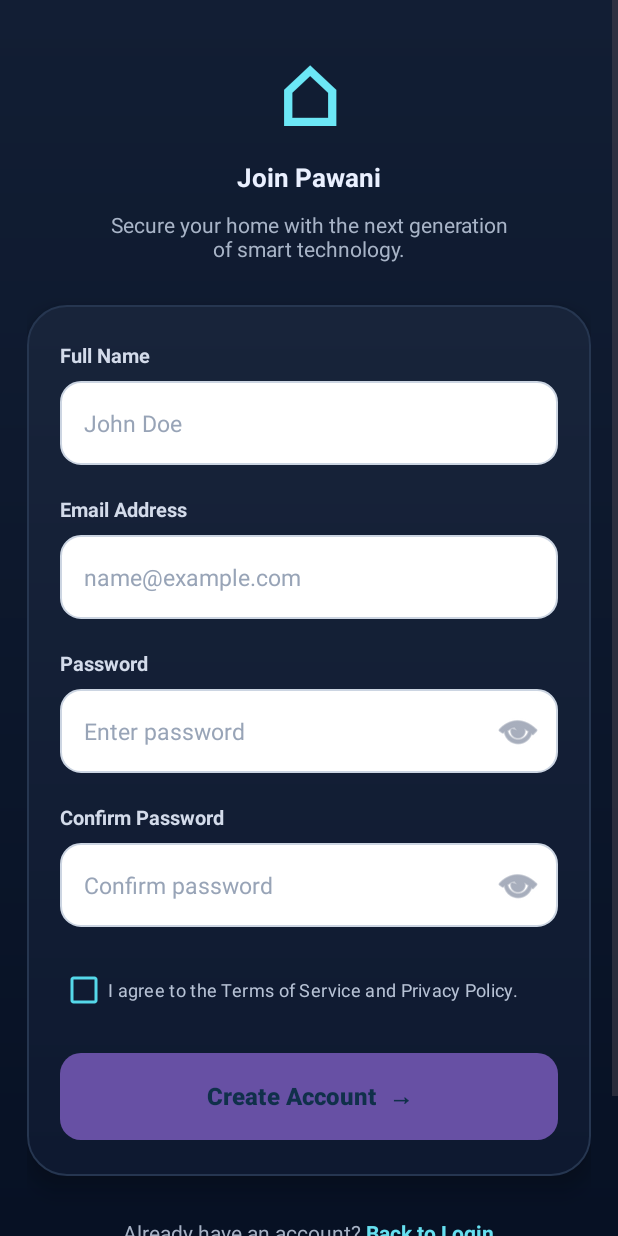
After one commit to DISHMI2003/SCS3311-SmartHome, an Android app: the RegisterActivity screen opened directly, with no data from a screen before it, on a phone screen of 412 x 824 dp. The commit adds this screen. Run offline under Robolectric (Android 15) with nearby library versions, the light colour scheme and no system bars.

Commit message:
Created registration screen UI

```diff
--- a/app/src/main/java/com/example/smarthome/LoginActivity.kt
+++ b/app/src/main/java/com/example/smarthome/LoginActivity.kt
@@ -20,7 +20,6 @@ class LoginActivity : AppCompatActivity() {
     private lateinit var tvForgotPassword: TextView
     private lateinit var tvRegister: TextView
 
-
     private var isPasswordVisible = false
 
     override fun onCreate(savedInstanceState: Bundle?) {
@@ -40,10 +39,10 @@ class LoginActivity : AppCompatActivity() {
         btnShowPassword = findViewById(R.id.btnShowPassword)
         tvForgotPassword = findViewById(R.id.tvForgotPassword)
         tvRegister = findViewById(R.id.tvRegister)
-
     }
 
     private fun setupClickListeners() {
+
         btnSignIn.setOnClickListener {
             validateLogin()
         }
@@ -61,42 +60,29 @@ class LoginActivity : AppCompatActivity() {
         }
 
         tvRegister.setOnClickListener {
-            Toast.makeText(
-                this,
-                "Registration screen will be created next",
-                Toast.LENGTH_SHORT
-            ).show()
-
-            /*
-            After creating RegisterActivity, replace the Toast with:
-
             val intent = Intent(this, RegisterActivity::class.java)
             startActivity(intent)
-            */
         }
-
-
-
     }
 
     private fun togglePasswordVisibility() {
         isPasswordVisible = !isPasswordVisible
 
-        if (isPasswordVisible) {
-            etPassword.inputType =
-                InputType.TYPE_CLASS_TEXT or
-                        InputType.TYPE_TEXT_VARIATION_VISIBLE_PASSWORD
-
-            btnShowPassword.contentDescription = "Hide password"
+        etPassword.inputType = if (isPasswordVisible) {
+            InputType.TYPE_CLASS_TEXT or
+                    InputType.TYPE_TEXT_VARIATION_VISIBLE_PASSWORD
         } else {
-            etPassword.inputType =
-                InputType.TYPE_CLASS_TEXT or
-                        InputType.TYPE_TEXT_VARIATION_PASSWORD
-
-            btnShowPassword.contentDescription = "Show password"
+            InputType.TYPE_CLASS_TEXT or
+                    InputType.TYPE_TEXT_VARIATION_PASSWORD
         }
 
-        // Keep the cursor at the end of the password
+        btnShowPassword.contentDescription =
+            if (isPasswordVisible) {
+                "Hide password"
+            } else {
+                "Show password"
+            }
+
         etPassword.setSelection(etPassword.text.length)
     }
 
@@ -124,7 +110,8 @@ class LoginActivity : AppCompatActivity() {
             }
 
             password.length < 6 -> {
-                etPassword.error = "Password must contain at least 6 characters"
+                etPassword.error =
+                    "Password must contain at least 6 characters"
                 etPassword.requestFocus()
             }
 
--- /dev/null
+++ b/app/src/main/java/com/example/smarthome/RegisterActivity.kt
@@ -0,0 +1,223 @@
+package com.example.smarthome
+
+import android.content.Intent
+import android.os.Bundle
+import android.text.InputType
+import android.util.Patterns
+import android.widget.Button
+import android.widget.CheckBox
+import android.widget.EditText
+import android.widget.ImageButton
+import android.widget.TextView
+import android.widget.Toast
+import androidx.appcompat.app.AppCompatActivity
+
+class RegisterActivity : AppCompatActivity() {
+
+    private lateinit var etFullName: EditText
+    private lateinit var etEmail: EditText
+    private lateinit var etPassword: EditText
+    private lateinit var etConfirmPassword: EditText
+
+    private lateinit var btnShowPassword: ImageButton
+    private lateinit var btnShowConfirmPassword: ImageButton
+    private lateinit var btnCreateAccount: Button
+    private lateinit var btnHelp: Button
+    private lateinit var btnLanguage: Button
+
+    private lateinit var cbTerms: CheckBox
+    private lateinit var tvBackToLogin: TextView
+
+    private var isPasswordVisible = false
+    private var isConfirmPasswordVisible = false
+
+    override fun onCreate(savedInstanceState: Bundle?) {
+        super.onCreate(savedInstanceState)
+
+        supportActionBar?.hide()
+        setContentView(R.layout.activity_register)
+
+        initializeViews()
+        setupClickListeners()
+    }
+
+    private fun initializeViews() {
+        etFullName = findViewById(R.id.etFullName)
+        etEmail = findViewById(R.id.etRegisterEmail)
+        etPassword = findViewById(R.id.etRegisterPassword)
+        etConfirmPassword = findViewById(R.id.etConfirmPassword)
+
+        btnShowPassword = findViewById(R.id.btnShowRegisterPassword)
+        btnShowConfirmPassword = findViewById(R.id.btnShowConfirmPassword)
+        btnCreateAccount = findViewById(R.id.btnCreateAccount)
+        btnHelp = findViewById(R.id.btnHelp)
+        btnLanguage = findViewById(R.id.btnLanguage)
+
+        cbTerms = findViewById(R.id.cbTerms)
+        tvBackToLogin = findViewById(R.id.tvBackToLogin)
+    }
+
+    private fun setupClickListeners() {
+        btnShowPassword.setOnClickListener {
+            togglePasswordVisibility()
+        }
+
+        btnShowConfirmPassword.setOnClickListener {
+            toggleConfirmPasswordVisibility()
+        }
+
+        btnCreateAccount.setOnClickListener {
+            validateRegistration()
+        }
+
+        tvBackToLogin.setOnClickListener {
+            openLoginScreen()
+        }
+
+        btnHelp.setOnClickListener {
+            Toast.makeText(
+                this,
+                "Help information will be added later",
+                Toast.LENGTH_SHORT
+            ).show()
+        }
+
+        btnLanguage.setOnClickListener {
+            Toast.makeText(
+                this,
+                "Language selection will be added later",
+                Toast.LENGTH_SHORT
+            ).show()
+        }
+    }
+
+    private fun togglePasswordVisibility() {
+        isPasswordVisible = !isPasswordVisible
+
+        etPassword.inputType = if (isPasswordVisible) {
+            InputType.TYPE_CLASS_TEXT or
+                    InputType.TYPE_TEXT_VARIATION_VISIBLE_PASSWORD
+        } else {
+            InputType.TYPE_CLASS_TEXT or
+                    InputType.TYPE_TEXT_VARIATION_PASSWORD
+        }
+
+        btnShowPassword.contentDescription =
+            if (isPasswordVisible) "Hide password" else "Show password"
+
+        etPassword.setSelection(etPassword.text.length)
+    }
+
+    private fun toggleConfirmPasswordVisibility() {
+        isConfirmPasswordVisible = !isConfirmPasswordVisible
+
+        etConfirmPassword.inputType = if (isConfirmPasswordVisible) {
+            InputType.TYPE_CLASS_TEXT or
+                    InputType.TYPE_TEXT_VARIATION_VISIBLE_PASSWORD
+        } else {
+            InputType.TYPE_CLASS_TEXT or
+                    InputType.TYPE_TEXT_VARIATION_PASSWORD
+        }
+
+        btnShowConfirmPassword.contentDescription =
+            if (isConfirmPasswordVisible) {
+                "Hide confirm password"
+            } else {
+                "Show confirm password"
+            }
+
+        etConfirmPassword.setSelection(etConfirmPassword.text.length)
+    }
+
+    private fun validateRegistration() {
+        val fullName = etFullName.text.toString().trim()
+        val email = etEmail.text.toString().trim()
+        val password = etPassword.text.toString()
+        val confirmPassword = etConfirmPassword.text.toString()
+
+        clearErrors()
+
+        when {
+            fullName.isEmpty() -> {
+                etFullName.error = "Full name is required"
+                etFullName.requestFocus()
+            }
+
+            fullName.length < 3 -> {
+                etFullName.error = "Enter a valid full name"
+                etFullName.requestFocus()
+            }
+
+            email.isEmpty() -> {
+                etEmail.error = "Email address is required"
+                etEmail.requestFocus()
+            }
+
+            !Patterns.EMAIL_ADDRESS.matcher(email).matches() -> {
+                etEmail.error = "Enter a valid email address"
+                etEmail.requestFocus()
+            }
+
+            password.isEmpty() -> {
+                etPassword.error = "Password is required"
+                etPassword.requestFocus()
+            }
+
+            password.length < 6 -> {
+                etPassword.error =
+                    "Password must contain at least 6 characters"
+                etPassword.requestFocus()
+            }
+
+            confirmPassword.isEmpty() -> {
+                etConfirmPassword.error = "Confirm your password"
+                etConfirmPassword.requestFocus()
+            }
+
+            password != confirmPassword -> {
+                etConfirmPassword.error = "Passwords do not match"
+                etConfirmPassword.requestFocus()
+            }
+
+            !cbTerms.isChecked -> {
+                Toast.makeText(
+                    this,
+                    "Please accept the Terms of Service and Privacy Policy",
+                    Toast.LENGTH_LONG
+                ).show()
+            }
+
+            else -> {
+                performTemporaryRegistration(fullName)
+            }
+        }
+    }
+
+    private fun clearErrors() {
+        etFullName.error = null
+        etEmail.error = null
+        etPassword.error = null
+        etConfirmPassword.error = null
+    }
+
+    private fun performTemporaryRegistration(fullName: String) {
+        Toast.makeText(
+            this,
+            "Account created successfully for $fullName",
+            Toast.LENGTH_SHORT
+        ).show()
+
+        openLoginScreen()
+    }
+
+    private fun openLoginScreen() {
+        val intent = Intent(this, LoginActivity::class.java)
+
+        intent.flags =
+            Intent.FLAG_ACTIVITY_CLEAR_TOP or
+                    Intent.FLAG_ACTIVITY_SINGLE_TOP
+
+        startActivity(intent)
+        finish()
+    }
+}
--- /dev/null
+++ b/app/src/main/res/drawable/create_account_button_background.xml
@@ -0,0 +1,13 @@
+<?xml version="1.0" encoding="utf-8"?>
+<shape xmlns:android="http://schemas.android.com/apk/res/android"
+    android:shape="rectangle">
+
+    <gradient
+        android:angle="0"
+        android:endColor="#4163E8"
+        android:startColor="#32D8E7"
+        android:type="linear" />
+
+    <corners android:radius="14dp" />
+
+</shape>
--- /dev/null
+++ b/app/src/main/res/drawable/register_card_background.xml
@@ -0,0 +1,17 @@
+<?xml version="1.0" encoding="utf-8"?>
+<shape xmlns:android="http://schemas.android.com/apk/res/android"
+    android:shape="rectangle">
+
+    <gradient
+        android:angle="270"
+        android:endColor="#0E1930"
+        android:startColor="#18243A"
+        android:type="linear" />
+
+    <stroke
+        android:width="1dp"
+        android:color="#263650" />
+
+    <corners android:radius="26dp" />
+
+</shape>
--- /dev/null
+++ b/app/src/main/res/drawable/register_footer_button_background.xml
@@ -0,0 +1,13 @@
+<?xml version="1.0" encoding="utf-8"?>
+<shape xmlns:android="http://schemas.android.com/apk/res/android"
+    android:shape="rectangle">
+
+    <solid android:color="#101B30" />
+
+    <stroke
+        android:width="1dp"
+        android:color="#263650" />
+
+    <corners android:radius="18dp" />
+
+</shape>
--- /dev/null
+++ b/app/src/main/res/drawable/register_input_background.xml
@@ -0,0 +1,13 @@
+<?xml version="1.0" encoding="utf-8"?>
+<shape xmlns:android="http://schemas.android.com/apk/res/android"
+    android:shape="rectangle">
+
+    <solid android:color="#FFFFFF" />
+
+    <stroke
+        android:width="1dp"
+        android:color="#CCD5E2" />
+
+    <corners android:radius="13dp" />
+
+</shape>
--- /dev/null
+++ b/app/src/main/res/drawable/register_screen_background.xml
@@ -0,0 +1,11 @@
+<?xml version="1.0" encoding="utf-8"?>
+<shape xmlns:android="http://schemas.android.com/apk/res/android"
+    android:shape="rectangle">
+
+    <gradient
+        android:angle="270"
+        android:endColor="#071124"
+        android:startColor="#121E34"
+        android:type="linear" />
+
+</shape>
--- /dev/null
+++ b/app/src/main/res/layout/activity_register.xml
@@ -0,0 +1,305 @@
+<?xml version="1.0" encoding="utf-8"?>
+<ScrollView xmlns:android="http://schemas.android.com/apk/res/android"
+    android:layout_width="match_parent"
+    android:layout_height="match_parent"
+    android:background="@drawable/register_screen_background"
+    android:fillViewport="true"
+    android:overScrollMode="never">
+
+    <LinearLayout
+        android:layout_width="match_parent"
+        android:layout_height="wrap_content"
+        android:gravity="center_horizontal"
+        android:orientation="vertical"
+        android:paddingStart="18dp"
+        android:paddingTop="26dp"
+        android:paddingEnd="18dp"
+        android:paddingBottom="24dp">
+
+        <TextView
+            android:id="@+id/tvRegisterLogo"
+            android:layout_width="wrap_content"
+            android:layout_height="wrap_content"
+            android:text="⌂"
+            android:textColor="#6CE7F6"
+            android:textSize="54sp"
+            android:textStyle="bold" />
+
+        <TextView
+            android:layout_width="wrap_content"
+            android:layout_height="wrap_content"
+            android:layout_marginTop="6dp"
+            android:text="Join Pawani"
+            android:textColor="#EAF0FF"
+            android:textSize="17sp"
+            android:textStyle="bold" />
+
+        <TextView
+            android:layout_width="280dp"
+            android:layout_height="wrap_content"
+            android:layout_marginTop="10dp"
+            android:gravity="center"
+            android:text="Secure your home with the next generation of smart technology."
+            android:textColor="#A8B4C7"
+            android:textSize="14sp" />
+
+        <LinearLayout
+            android:layout_width="match_parent"
+            android:layout_height="wrap_content"
+            android:layout_marginTop="28dp"
+            android:background="@drawable/register_card_background"
+            android:elevation="8dp"
+            android:orientation="vertical"
+            android:paddingStart="22dp"
+            android:paddingTop="24dp"
+            android:paddingEnd="22dp"
+            android:paddingBottom="24dp">
+
+            <!-- Full name -->
+
+            <TextView
+                android:layout_width="wrap_content"
+                android:layout_height="wrap_content"
+                android:text="Full Name"
+                android:textColor="#D3DBEA"
+                android:textSize="13sp"
+                android:textStyle="bold" />
+
+            <EditText
+                android:id="@+id/etFullName"
+                android:layout_width="match_parent"
+                android:layout_height="56dp"
+                android:layout_marginTop="8dp"
+                android:background="@drawable/register_input_background"
+                android:hint="John Doe"
+                android:importantForAutofill="yes"
+                android:inputType="textPersonName"
+                android:paddingStart="16dp"
+                android:paddingEnd="16dp"
+                android:singleLine="true"
+                android:textColor="#15213B"
+                android:textColorHint="#98A4B7"
+                android:textSize="15sp" />
+
+            <!-- Email -->
+
+            <TextView
+                android:layout_width="wrap_content"
+                android:layout_height="wrap_content"
+                android:layout_marginTop="20dp"
+                android:text="Email Address"
+                android:textColor="#D3DBEA"
+                android:textSize="13sp"
+                android:textStyle="bold" />
+
+            <EditText
+                android:id="@+id/etRegisterEmail"
+                android:layout_width="match_parent"
+                android:layout_height="56dp"
+                android:layout_marginTop="8dp"
+                android:background="@drawable/register_input_background"
+                android:hint="name@example.com"
+                android:importantForAutofill="yes"
+                android:inputType="textEmailAddress"
+                android:paddingStart="16dp"
+                android:paddingEnd="16dp"
+                android:singleLine="true"
+                android:textColor="#15213B"
+                android:textColorHint="#98A4B7"
+                android:textSize="15sp" />
+
+            <!-- Password -->
+
+            <TextView
+                android:layout_width="wrap_content"
+                android:layout_height="wrap_content"
+                android:layout_marginTop="20dp"
+                android:text="Password"
+                android:textColor="#D3DBEA"
+                android:textSize="13sp"
+                android:textStyle="bold" />
+
+            <LinearLayout
+                android:layout_width="match_parent"
+                android:layout_height="56dp"
+                android:layout_marginTop="8dp"
+                android:background="@drawable/register_input_background"
+                android:gravity="center_vertical"
+                android:orientation="horizontal"
+                android:paddingStart="6dp"
+                android:paddingEnd="4dp">
+
+                <EditText
+                    android:id="@+id/etRegisterPassword"
+                    android:layout_width="0dp"
+                    android:layout_height="match_parent"
+                    android:layout_weight="1"
+                    android:background="@android:color/transparent"
+                    android:hint="Enter password"
+                    android:importantForAutofill="yes"
+                    android:inputType="textPassword"
+                    android:paddingStart="10dp"
+                    android:paddingEnd="8dp"
+                    android:singleLine="true"
+                    android:textColor="#15213B"
+                    android:textColorHint="#98A4B7"
+                    android:textSize="15sp" />
+
+                <ImageButton
+                    android:id="@+id/btnShowRegisterPassword"
+                    android:layout_width="46dp"
+                    android:layout_height="46dp"
+                    android:background="?attr/selectableItemBackgroundBorderless"
+                    android:contentDescription="Show password"
+                    android:padding="12dp"
+                    android:src="@android:drawable/ic_menu_view"
+                    android:tint="#6D7890" />
+
+            </LinearLayout>
+
+            <!-- Confirm password -->
+
+            <TextView
+                android:layout_width="wrap_content"
+                android:layout_height="wrap_content"
+                android:layout_marginTop="20dp"
+                android:text="Confirm Password"
+                android:textColor="#D3DBEA"
+                android:textSize="13sp"
+                android:textStyle="bold" />
+
+            <LinearLayout
+                android:layout_width="match_parent"
+                android:layout_height="56dp"
+                android:layout_marginTop="8dp"
+                android:background="@drawable/register_input_background"
+                android:gravity="center_vertical"
+                android:orientation="horizontal"
+                android:paddingStart="6dp"
+                android:paddingEnd="4dp">
+
+                <EditText
+                    android:id="@+id/etConfirmPassword"
+                    android:layout_width="0dp"
+                    android:layout_height="match_parent"
+                    android:layout_weight="1"
+                    android:background="@android:color/transparent"
+                    android:hint="Confirm password"
+                    android:importantForAutofill="yes"
+                    android:inputType="textPassword"
+                    android:paddingStart="10dp"
+                    android:paddingEnd="8dp"
+                    android:singleLine="true"
+                    android:textColor="#15213B"
+                    android:textColorHint="#98A4B7"
+                    android:textSize="15sp" />
+
+                <ImageButton
+                    android:id="@+id/btnShowConfirmPassword"
+                    android:layout_width="46dp"
+                    android:layout_height="46dp"
+                    android:background="?attr/selectableItemBackgroundBorderless"
+                    android:contentDescription="Show confirm password"
+                    android:padding="12dp"
+                    android:src="@android:drawable/ic_menu_view"
+                    android:tint="#6D7890" />
+
+            </LinearLayout>
+
+            <!-- Terms -->
+
+            <CheckBox
+                android:id="@+id/cbTerms"
+                android:layout_width="match_parent"
+                android:layout_height="wrap_content"
+                android:layout_marginTop="18dp"
+                android:buttonTint="#55D8E9"
+                android:text="I agree to the Terms of Service and Privacy Policy."
+                android:textColor="#B7C2D5"
+                android:textSize="12sp" />
+
+            <!-- Create account -->
+
+            <Button
+                android:id="@+id/btnCreateAccount"
+                android:layout_width="match_parent"
+                android:layout_height="58dp"
+                android:layout_marginTop="18dp"
+                android:background="@drawable/create_account_button_background"
+                android:backgroundTint="@null"
+                android:elevation="8dp"
+                android:text="Create Account  →"
+                android:textAllCaps="false"
+                android:textColor="#10304A"
+                android:textSize="16sp"
+                android:textStyle="bold" />
+
+        </LinearLayout>
+
+        <!-- Login link -->
+
+        <LinearLayout
+            android:layout_width="match_parent"
+            android:layout_height="wrap_content"
+            android:layout_marginTop="22dp"
+            android:gravity="center"
+            android:orientation="horizontal">
+
+            <TextView
+                android:layout_width="wrap_content"
+                android:layout_height="wrap_content"
+                android:text="Already have an account? "
+                android:textColor="#A7B2C5"
+                android:textSize="14sp" />
+
+            <TextView
+                android:id="@+id/tvBackToLogin"
+                android:layout_width="wrap_content"
+                android:layout_height="wrap_content"
+                android:paddingTop="6dp"
+                android:paddingBottom="6dp"
+                android:text="Back to Login"
+                android:textColor="#67E0F0"
+                android:textSize="14sp"
+                android:textStyle="bold" />
+
+        </LinearLayout>
+
+        <!-- Footer buttons -->
+
+        <LinearLayout
+            android:layout_width="match_parent"
+            android:layout_height="52dp"
+            android:layout_marginTop="16dp"
+            android:gravity="center"
+            android:orientation="horizontal">
+
+            <Button
+                android:id="@+id/btnHelp"
+                android:layout_width="120dp"
+                android:layout_height="48dp"
+                android:layout_marginEnd="8dp"
+                android:background="@drawable/register_footer_button_background"
+                android:backgroundTint="@null"
+                android:text="Help"
+                android:textAllCaps="false"
+                android:textColor="#B6C1D4"
+                android:textSize="13sp" />
+
+            <Button
+                android:id="@+id/btnLanguage"
+                android:layout_width="120dp"
+                android:layout_height="48dp"
+                android:layout_marginStart="8dp"
+                android:background="@drawable/register_footer_button_background"
+                android:backgroundTint="@null"
+                android:text="Language"
+                android:textAllCaps="false"
+                android:textColor="#B6C1D4"
+                android:textSize="13sp" />
+
+        </LinearLayout>
+
+    </LinearLayout>
+
+</ScrollView>
```
Also changed, not shown: app/src/main/AndroidManifest.xml (+3 -5 lines).
